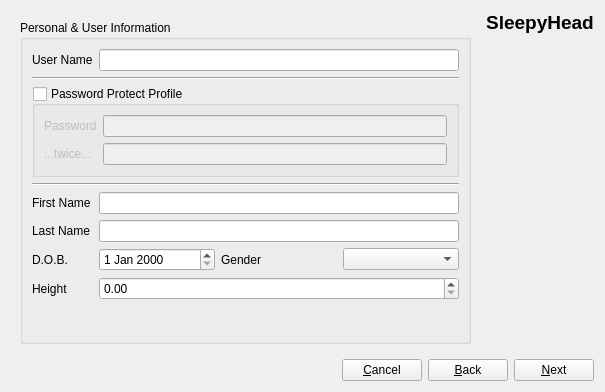
sbonaime/sleepyhead-code., file newprofile.ui: the form before one commit.
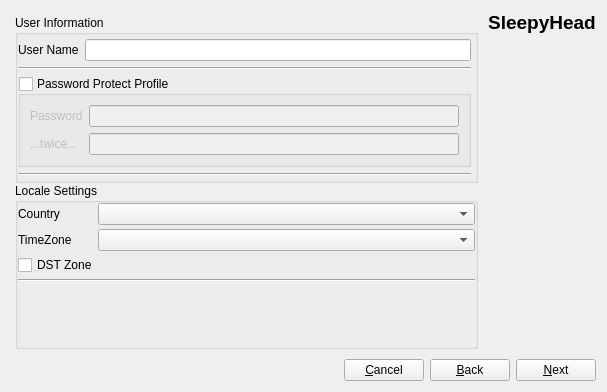
The form after the commit. The open tabs and pages were chosen to show the change. Icons and pictures are not drawn.

```diff
--- a/newprofile.ui
+++ b/newprofile.ui
@@ -6,7 +6,7 @@
    <rect>
     <x>0</x>
     <y>0</y>
-    <width>605</width>
+    <width>607</width>
     <height>392</height>
    </rect>
   </property>
@@ -66,31 +66,57 @@
            </item>
           </layout>
          </widget>
-         <widget class="QWidget" name="page">
-          <layout class="QVBoxLayout" name="verticalLayout_4">
+         <widget class="QWidget" name="userPage">
+          <layout class="QVBoxLayout" name="verticalLayout_9">
+           <property name="spacing">
+            <number>0</number>
+           </property>
+           <property name="margin">
+            <number>4</number>
+           </property>
            <item>
             <widget class="QGroupBox" name="groupBox">
              <property name="title">
-              <string>Personal &amp;&amp; User Information</string>
+              <string>User Information</string>
              </property>
              <property name="flat">
               <bool>false</bool>
              </property>
-             <layout class="QFormLayout" name="formLayout_2">
-              <property name="fieldGrowthPolicy">
-               <enum>QFormLayout::AllNonFixedFieldsGrow</enum>
+             <layout class="QVBoxLayout" name="verticalLayout_10">
+              <property name="leftMargin">
+               <number>0</number>
               </property>
-              <item row="0" column="0">
-               <widget class="QLabel" name="label">
-                <property name="text">
-                 <string>User Name</string>
+              <property name="topMargin">
+               <number>4</number>
+              </property>
+              <property name="rightMargin">
+               <number>4</number>
+              </property>
+              <property name="bottomMargin">
+               <number>4</number>
+              </property>
+              <item>
+               <layout class="QHBoxLayout" name="horizontalLayout_7">
+                <item>
+                 <widget class="QLabel" name="label">
+                  <property name="text">
+                   <string>User Name</string>
+                  </property>
+                 </widget>
+                </item>
+                <item>
+                 <widget class="QLineEdit" name="userNameEdit"/>
+                </item>
+               </layout>
+              </item>
+              <item>
+               <widget class="Line" name="line_5">
+                <property name="orientation">
+                 <enum>Qt::Horizontal</enum>
                 </property>
                </widget>
               </item>
-              <item row="0" column="1">
-               <widget class="QLineEdit" name="userNameEdit"/>
-              </item>
-              <item row="2" column="0" colspan="2">
+              <item>
                <widget class="QGroupBox" name="passwordGroupBox">
                 <property name="toolTip">
                  <string>Keep the kids out.. Nothing more.. This isn't meant to be uber security.</string>
@@ -107,21 +133,7 @@
                 <property name="checked">
                  <bool>false</bool>
                 </property>
-                <layout class="QFormLayout" name="formLayout_3">
-                 <item row="0" column="1">
-                  <widget class="QLineEdit" name="passwordEdit1">
-                   <property name="echoMode">
-                    <enum>QLineEdit::PasswordEchoOnEdit</enum>
-                   </property>
-                  </widget>
-                 </item>
-                 <item row="1" column="1">
-                  <widget class="QLineEdit" name="passwordEdit2">
-                   <property name="echoMode">
-                    <enum>QLineEdit::PasswordEchoOnEdit</enum>
-                   </property>
-                  </widget>
-                 </item>
+                <layout class="QGridLayout" name="gridLayout_2">
                  <item row="0" column="0">
                   <widget class="QLabel" name="label_13">
                    <property name="text">
@@ -129,6 +141,13 @@
                    </property>
                   </widget>
                  </item>
+                 <item row="0" column="1">
+                  <widget class="QLineEdit" name="passwordEdit1">
+                   <property name="echoMode">
+                    <enum>QLineEdit::PasswordEchoOnEdit</enum>
+                   </property>
+                  </widget>
+                 </item>
                  <item row="1" column="0">
                   <widget class="QLabel" name="label_14">
                    <property name="text">
@@ -136,37 +155,177 @@
                    </property>
                   </widget>
                  </item>
+                 <item row="1" column="1">
+                  <widget class="QLineEdit" name="passwordEdit2">
+                   <property name="echoMode">
+                    <enum>QLineEdit::PasswordEchoOnEdit</enum>
+                   </property>
+                  </widget>
+                 </item>
                 </layout>
                </widget>
               </item>
-              <item row="4" column="0">
+              <item>
+               <widget class="Line" name="line_6">
+                <property name="orientation">
+                 <enum>Qt::Horizontal</enum>
+                </property>
+               </widget>
+              </item>
+             </layout>
+            </widget>
+           </item>
+           <item>
+            <widget class="QGroupBox" name="groupBox_3">
+             <property name="title">
+              <string>Locale Settings</string>
+             </property>
+             <layout class="QGridLayout" name="gridLayout">
+              <property name="horizontalSpacing">
+               <number>0</number>
+              </property>
+              <property name="verticalSpacing">
+               <number>4</number>
+              </property>
+              <property name="margin">
+               <number>0</number>
+              </property>
+              <item row="1" column="0">
+               <widget class="QLabel" name="label_25">
+                <property name="sizePolicy">
+                 <sizepolicy hsizetype="Preferred" vsizetype="Preferred">
+                  <horstretch>0</horstretch>
+                  <verstretch>0</verstretch>
+                 </sizepolicy>
+                </property>
+                <property name="text">
+                 <string>Country</string>
+                </property>
+                <property name="alignment">
+                 <set>Qt::AlignLeading|Qt::AlignLeft|Qt::AlignVCenter</set>
+                </property>
+               </widget>
+              </item>
+              <item row="1" column="1" colspan="2">
+               <widget class="QComboBox" name="countryCombo"/>
+              </item>
+              <item row="2" column="0">
+               <widget class="QLabel" name="label_27">
+                <property name="sizePolicy">
+                 <sizepolicy hsizetype="Preferred" vsizetype="Preferred">
+                  <horstretch>0</horstretch>
+                  <verstretch>0</verstretch>
+                 </sizepolicy>
+                </property>
+                <property name="text">
+                 <string>TimeZone</string>
+                </property>
+                <property name="alignment">
+                 <set>Qt::AlignLeading|Qt::AlignLeft|Qt::AlignVCenter</set>
+                </property>
+               </widget>
+              </item>
+              <item row="2" column="1" colspan="2">
+               <widget class="QComboBox" name="timezoneCombo"/>
+              </item>
+              <item row="6" column="0">
+               <spacer name="verticalSpacer">
+                <property name="orientation">
+                 <enum>Qt::Vertical</enum>
+                </property>
+                <property name="sizeHint" stdset="0">
+                 <size>
+                  <width>20</width>
+                  <height>40</height>
+                 </size>
+                </property>
+               </spacer>
+              </item>
+              <item row="4" column="0" colspan="3">
+               <widget class="Line" name="line_4">
+                <property name="orientation">
+                 <enum>Qt::Horizontal</enum>
+                </property>
+               </widget>
+              </item>
+              <item row="3" column="0">
+               <widget class="QCheckBox" name="DSTcheckbox">
+                <property name="sizePolicy">
+                 <sizepolicy hsizetype="Fixed" vsizetype="Fixed">
+                  <horstretch>0</horstretch>
+                  <verstretch>0</verstretch>
+                 </sizepolicy>
+                </property>
+                <property name="text">
+                 <string>DST Zone</string>
+                </property>
+               </widget>
+              </item>
+             </layout>
+            </widget>
+           </item>
+          </layout>
+         </widget>
+         <widget class="QWidget" name="personalPage">
+          <layout class="QVBoxLayout" name="verticalLayout_4">
+           <property name="spacing">
+            <number>0</number>
+           </property>
+           <property name="margin">
+            <number>4</number>
+           </property>
+           <item>
+            <widget class="QGroupBox" name="groupBox_6">
+             <property name="title">
+              <string>Personal Information (for reports)</string>
+             </property>
+             <layout class="QFormLayout" name="formLayout_6">
+              <property name="horizontalSpacing">
+               <number>4</number>
+              </property>
+              <property name="verticalSpacing">
+               <number>4</number>
+              </property>
+              <property name="leftMargin">
+               <number>0</number>
+              </property>
+              <property name="topMargin">
+               <number>4</number>
+              </property>
+              <property name="rightMargin">
+               <number>4</number>
+              </property>
+              <property name="bottomMargin">
+               <number>4</number>
+              </property>
+              <item row="0" column="0">
                <widget class="QLabel" name="label_5">
                 <property name="text">
                  <string>First Name</string>
                 </property>
                </widget>
               </item>
-              <item row="4" column="1">
+              <item row="0" column="1">
                <widget class="QLineEdit" name="firstNameEdit"/>
               </item>
-              <item row="5" column="0">
+              <item row="1" column="0">
                <widget class="QLabel" name="label_6">
                 <property name="text">
                  <string>Last Name</string>
                 </property>
                </widget>
               </item>
-              <item row="5" column="1">
+              <item row="1" column="1">
                <widget class="QLineEdit" name="lastNameEdit"/>
               </item>
-              <item row="6" column="0">
+              <item row="2" column="0">
                <widget class="QLabel" name="label_7">
                 <property name="text">
                  <string>D.O.B.</string>
                 </property>
                </widget>
               </item>
-              <item row="6" column="1">
+              <item row="2" column="1">
                <layout class="QHBoxLayout" name="horizontalLayout_3">
                 <item>
                  <widget class="QDateEdit" name="dobEdit"/>
@@ -199,7 +358,7 @@
                 </item>
                </layout>
               </item>
-              <item row="7" column="0">
+              <item row="3" column="0">
                <widget class="QLabel" name="label_10">
                 <property name="sizePolicy">
                  <sizepolicy hsizetype="Minimum" vsizetype="Preferred">
@@ -215,34 +374,56 @@
                 </property>
                </widget>
               </item>
-              <item row="7" column="1">
-               <widget class="QDoubleSpinBox" name="heightEdit">
-                <property name="maximum">
-                 <double>350.000000000000000</double>
+              <item row="3" column="1">
+               <layout class="QHBoxLayout" name="horizontalLayout_6">
+                <property name="margin">
+                 <number>0</number>
                 </property>
-               </widget>
-              </item>
-              <item row="3" column="0" colspan="2">
-               <widget class="Line" name="line_4">
-                <property name="orientation">
-                 <enum>Qt::Horizontal</enum>
-                </property>
-               </widget>
-              </item>
-              <item row="1" column="0" colspan="2">
-               <widget class="Line" name="line_5">
-                <property name="orientation">
-                 <enum>Qt::Horizontal</enum>
-                </property>
-               </widget>
+                <item>
+                 <widget class="QDoubleSpinBox" name="heightEdit">
+                  <property name="decimals">
+                   <number>2</number>
+                  </property>
+                  <property name="maximum">
+                   <double>350.000000000000000</double>
+                  </property>
+                 </widget>
+                </item>
+                <item>
+                 <widget class="QDoubleSpinBox" name="heightEdit2">
+                  <property name="decimals">
+                   <number>0</number>
+                  </property>
+                  <property name="singleStep">
+                   <double>1.000000000000000</double>
+                  </property>
+                 </widget>
+                </item>
+                <item>
+                 <widget class="QComboBox" name="heightCombo">
+                  <property name="sizePolicy">
+                   <sizepolicy hsizetype="Preferred" vsizetype="Fixed">
+                    <horstretch>0</horstretch>
+                    <verstretch>0</verstretch>
+                   </sizepolicy>
+                  </property>
+                  <item>
+                   <property name="text">
+                    <string>metric</string>
+                   </property>
+                  </item>
+                  <item>
+                   <property name="text">
+                    <string>archiac</string>
+                   </property>
+                  </item>
+                 </widget>
+                </item>
+               </layout>
               </item>
              </layout>
             </widget>
            </item>
-          </layout>
-         </widget>
-         <widget class="QWidget" name="page_2">
-          <layout class="QVBoxLayout" name="verticalLayout_5">
            <item>
             <widget class="QGroupBox" name="groupBox_2">
              <property name="title">
```
Left out of the diff: 228 changed lines with no effect on the pictures.
